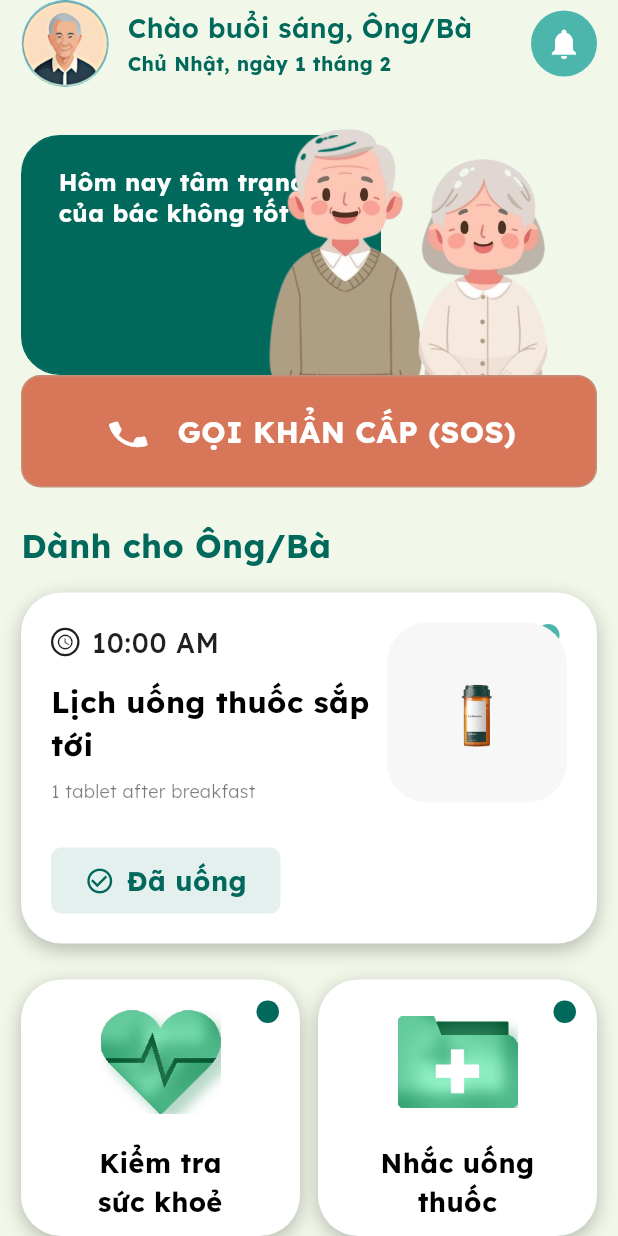
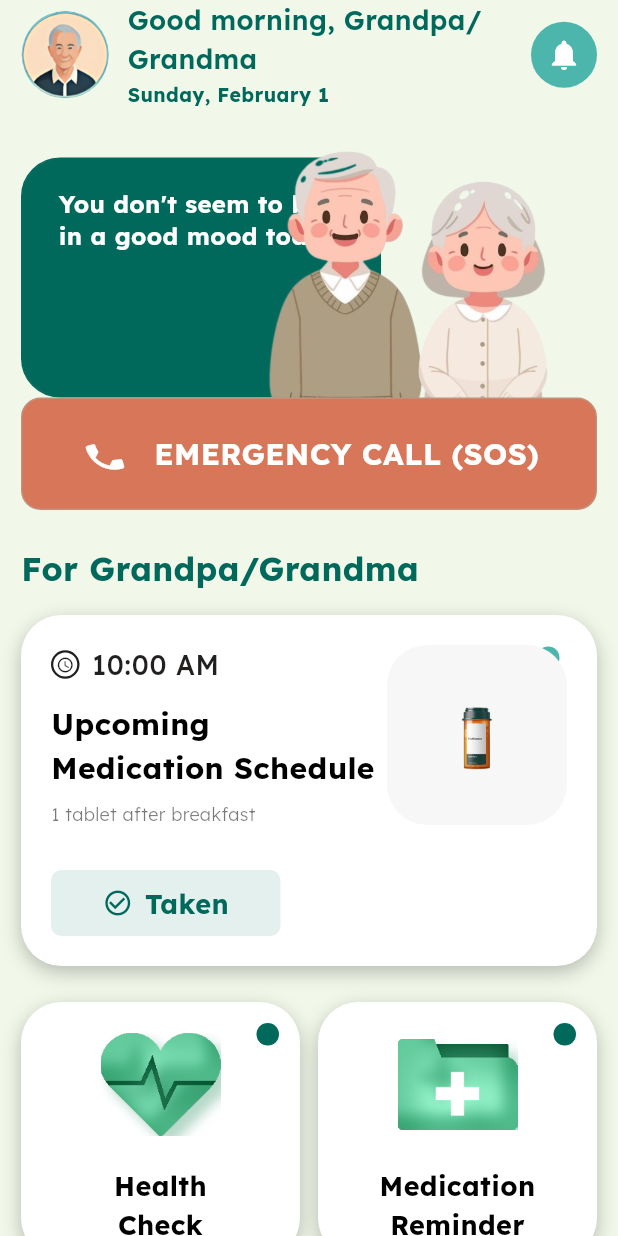
Before and after one commit to HungNguyenBa1811/memotion, a Flutter app: the PatientHomeScreen screen opened directly, on a phone screen of 412 x 824 dp. Run offline on Flutter 3.47's test engine with Material 3 defaults, Android fonts, the phone set to English and light mode, and no system bars; our stand-ins replace camera, dio, flutter_riverpod, flutter_secure_storage, flutter_svg, freezed_annotation and 4 more; missing offline and left inert: video_thumbnail; accounts and stored records are empty.

Commit message:
feat(localization): update Home UI text to English for better accessibility

```diff
--- a/lib/features/home/screens/caretaker/caretaker_home_screen.dart
+++ b/lib/features/home/screens/caretaker/caretaker_home_screen.dart
@@ -44,11 +44,11 @@ class CaretakerHomeScreen extends ConsumerWidget {
               children: [
                 // Greeting Hero with situation handling button (Caretaker version)
                 GreetingHero(
-                  userName: 'Anh/Chị',
+                  userName: 'Sir/Madam',
                   greeting: _getGreeting(),
                   avatarUrl: dashboardData?.avatarUrl,
-                  moodMessage: 'Hôm nay cần để ý đến tâm trạng của bác nhé',
-                  actionButtonText: 'XỬ LÝ TÌNH HUỐNG',
+                  moodMessage: "Please pay attention to the patient's mood today",
+                  actionButtonText: 'SITUATION HANDLING',
                   onActionPressed: () {
                     homeNotifier.triggerSOS();
                     _showSituationHandlingDialog(context);
@@ -59,16 +59,16 @@ class CaretakerHomeScreen extends ConsumerWidget {
 
                 // Upcoming Medication Card (Caregiver perspective)
                 UpcomingMedicationCard(
-                  title: 'Nhắc ông/bà uống thuốc',
+                  title: 'Remind to take medicine',
                   time: dashboardData?.upcomingMedication?.time ?? '10:00 AM',
                   dosage:
                       dashboardData?.upcomingMedication?.dosage ??
-                      'Uống 1 viên Vitamin C sau ăn',
+                      'Take 1 Vitamin C tablet after meal',
                   imageUrl: dashboardData?.upcomingMedication?.imageUrl,
                   onTakenPressed: () {
                     ScaffoldMessenger.of(context).showSnackBar(
                       const SnackBar(
-                        content: Text('Đã đánh dấu uống thuốc!'),
+                        content: Text('Marked as taken!'),
                         backgroundColor: AppColors.tealGreen,
                       ),
                     );
@@ -80,11 +80,11 @@ class CaretakerHomeScreen extends ConsumerWidget {
 
                 const SizedBox(height: 24),
 
-                // Section title: "Dành cho Caregiver"
+                // Section title: "For Caregiver"
                 Padding(
                   padding: const EdgeInsets.symmetric(horizontal: 14),
                   child: Text(
-                    'Dành cho Caregiver',
+                    'For Caregiver',
                     style: AppTextStyles.headline1.copyWith(
                       fontSize: 22,
                       fontWeight: FontWeight.w700,
@@ -105,7 +105,7 @@ class CaretakerHomeScreen extends ConsumerWidget {
                         children: [
                           Expanded(
                             child: ActionCard(
-                              title: 'Kiểm tra\nsức khoẻ',
+                              title: 'Health\nCheck',
                               iconAsset: 'assets/images/icon_heart_beat.png',
                               icon: Icons.health_and_safety,
                               iconColor: AppColors.primary,
@@ -117,7 +117,7 @@ class CaretakerHomeScreen extends ConsumerWidget {
                           const SizedBox(width: 12),
                           Expanded(
                             child: ActionCard(
-                              title: 'Nhắc uống\nthuốc',
+                              title: 'Medication\nReminder',
                               iconAsset: 'assets/images/icon_medicine_file.png',
                               icon: Icons.medication,
                               iconColor: AppColors.primary,
@@ -134,7 +134,7 @@ class CaretakerHomeScreen extends ConsumerWidget {
                         children: [
                           Expanded(
                             child: ActionCard(
-                              title: 'Trò chuyện\ngia đình',
+                              title: 'Family\nChat',
                               iconAsset: 'assets/images/icon_calls.png',
                               icon: Icons.chat_bubble,
                               iconColor: AppColors.primary,
@@ -146,7 +146,7 @@ class CaretakerHomeScreen extends ConsumerWidget {
                           const SizedBox(width: 12),
                           Expanded(
                             child: ActionCard(
-                              title: 'Sổ sức\nkhoẻ',
+                              title: 'Health\nRecord',
                               iconAsset: 'assets/images/icon_health_check.png',
                               icon: Icons.book,
                               iconColor: AppColors.primary,
@@ -169,7 +169,7 @@ class CaretakerHomeScreen extends ConsumerWidget {
                   bloodPressure:
                       dashboardData?.healthVitals?.bloodPressure ?? '120/80',
                   steps: dashboardData?.healthVitals?.steps ?? '0',
-                  statusLabel: 'Rất tốt',
+                  statusLabel: 'Very Good',
                 ),
 
                 // Bottom padding for navigation bar
@@ -185,11 +185,11 @@ class CaretakerHomeScreen extends ConsumerWidget {
   String _getGreeting() {
     final hour = DateTime.now().hour;
     if (hour < 12) {
-      return 'Chào buổi sáng';
+      return 'Good morning';
     } else if (hour < 18) {
-      return 'Chào buổi chiều';
+      return 'Good afternoon';
     } else {
-      return 'Chào buổi tối';
+      return 'Good evening';
     }
   }
 
@@ -197,12 +197,12 @@ class CaretakerHomeScreen extends ConsumerWidget {
     showDialog(
       context: context,
       builder: (context) => AlertDialog(
-        title: const Text('Xử lý tình huống'),
-        content: const Text('Bạn có muốn gọi khẩn cấp hoặc liên hệ gia đình?'),
+        title: const Text('Situation Handling'),
+        content: const Text('Do you want to make an emergency call or contact family?'),
         actions: [
           TextButton(
             onPressed: () => Navigator.pop(context),
-            child: const Text('Huỷ'),
+            child: const Text('Cancel'), // TODO: REVIEW_LAYOUT_RISK
           ),
           ElevatedButton(
             onPressed: () {
@@ -210,7 +210,7 @@ class CaretakerHomeScreen extends ConsumerWidget {
               // TODO: Implement emergency call
             },
             style: ElevatedButton.styleFrom(backgroundColor: Colors.red),
-            child: const Text('Gọi khẩn cấp'),
+            child: const Text('Emergency Call'),
           ),
         ],
       ),
--- a/lib/features/home/screens/patient/patient_home_screen.dart
+++ b/lib/features/home/screens/patient/patient_home_screen.dart
@@ -43,11 +43,11 @@ class PatientHomeScreen extends ConsumerWidget {
               children: [
                 // Greeting Hero with SOS button (Patient/Elderly version)
                 PatientGreetingHero(
-                  userName: 'Ông/Bà',
+                  userName: 'Grandpa/Grandma',
                   greeting: _getGreeting(),
                   avatarUrl: dashboardData?.avatarUrl,
-                  moodMessage: 'Hôm nay tâm trạng của bác không tốt',
-                  actionButtonText: 'GỌI KHẨN CẤP (SOS)',
+                  moodMessage: "You don't seem to be in a good mood today",
+                  actionButtonText: 'EMERGENCY CALL (SOS)',
                   onActionPressed: () {
                     homeNotifier.triggerSOS();
                     _showSOSDialog(context);
@@ -56,11 +56,11 @@ class PatientHomeScreen extends ConsumerWidget {
 
                 const SizedBox(height: 24),
 
-                // Section title: "Dành cho Ông/Bà"
+                // Section title: "For Grandpa/Grandma"
                 Padding(
                   padding: const EdgeInsets.symmetric(horizontal: 14),
                   child: Text(
-                    'Dành cho Ông/Bà',
+                    'For Grandpa/Grandma',
                     style: AppTextStyles.headline1.copyWith(
                       fontSize: 22,
                       fontWeight: FontWeight.w700,
@@ -73,16 +73,16 @@ class PatientHomeScreen extends ConsumerWidget {
 
                 // Upcoming Medication Card (Patient perspective)
                 UpcomingMedicationCard(
-                  title: 'Lịch uống thuốc sắp tới',
+                  title: 'Upcoming Medication Schedule',
                   time: dashboardData?.upcomingMedication?.time ?? '10:00 AM',
                   dosage:
                       dashboardData?.upcomingMedication?.dosage ??
-                      'Uống 1 viên Vitamin C sau ăn',
+                      'Take 1 Vitamin C tablet after meal',
                   imageUrl: dashboardData?.upcomingMedication?.imageUrl,
                   onTakenPressed: () {
                     ScaffoldMessenger.of(context).showSnackBar(
                       const SnackBar(
-                        content: Text('Đã đánh dấu uống thuốc!'),
+                        content: Text('Marked as taken!'),
                         backgroundColor: AppColors.tealGreen,
                       ),
                     );
@@ -104,7 +104,7 @@ class PatientHomeScreen extends ConsumerWidget {
                         children: [
                           Expanded(
                             child: ActionCard(
-                              title: 'Kiểm tra\nsức khoẻ',
+                              title: 'Health\nCheck',
                               iconAsset: 'assets/images/icon_heart_beat.png',
                               icon: Icons.health_and_safety,
                               iconColor: AppColors.primary,
@@ -116,7 +116,7 @@ class PatientHomeScreen extends ConsumerWidget {
                           const SizedBox(width: 12),
                           Expanded(
                             child: ActionCard(
-                              title: 'Nhắc uống\nthuốc',
+                              title: 'Medication\nReminder',
                               iconAsset: 'assets/images/icon_medicine_file.png',
                               icon: Icons.medication,
                               iconColor: AppColors.primary,
@@ -133,7 +133,7 @@ class PatientHomeScreen extends ConsumerWidget {
                         children: [
                           Expanded(
                             child: ActionCard(
-                              title: 'Trò chuyện\ngia đình',
+                              title: 'Family\nChat',
                               iconAsset: 'assets/images/icon_calls.png',
                               icon: Icons.chat_bubble,
                               iconColor: AppColors.primary,
@@ -145,7 +145,7 @@ class PatientHomeScreen extends ConsumerWidget {
                           const SizedBox(width: 12),
                           Expanded(
                             child: ActionCard(
-                              title: 'Sổ sức\nkhoẻ',
+                              title: 'Health\nRecord',
                               iconAsset: 'assets/images/icon_health_check.png',
                               icon: Icons.book,
                               iconColor: AppColors.primary,
@@ -168,7 +168,7 @@ class PatientHomeScreen extends ConsumerWidget {
                   bloodPressure:
                       dashboardData?.healthVitals?.bloodPressure ?? '120/80',
                   steps: dashboardData?.healthVitals?.steps ?? '0',
-                  statusLabel: 'Rất tốt',
+                  statusLabel: 'Very Good',
                 ),
 
                 // Bottom padding for navigation bar
@@ -184,11 +184,11 @@ class PatientHomeScreen extends ConsumerWidget {
   String _getGreeting() {
     final hour = DateTime.now().hour;
     if (hour < 12) {
-      return 'Chào buổi sáng';
+      return 'Good morning';
     } else if (hour < 18) {
-      return 'Chào buổi chiều';
+      return 'Good afternoon';
     } else {
-      return 'Chào buổi tối';
+      return 'Good evening';
     }
   }
 
@@ -211,7 +211,7 @@ class PatientHomeScreen extends ConsumerWidget {
             ),
             const SizedBox(width: 12),
             const Text(
-              'GỌI KHẨN CẤP',
+              'EMERGENCY CALL',
               style: TextStyle(
                 fontSize: 20,
                 fontWeight: FontWeight.w700,
@@ -221,14 +221,14 @@ class PatientHomeScreen extends ConsumerWidget {
           ],
         ),
         content: const Text(
-          'Bạn có muốn gọi khẩn cấp cho người thân hoặc dịch vụ cấp cứu?',
+          'Do you want to make an emergency call to family or emergency services?',
           style: TextStyle(fontSize: 16),
         ),
         actions: [
           TextButton(
             onPressed: () => Navigator.pop(context),
             child: const Text(
-              'Huỷ',
+              'Cancel',
               style: TextStyle(color: AppColors.textSecondary),
             ),
           ),
@@ -238,7 +238,7 @@ class PatientHomeScreen extends ConsumerWidget {
               // TODO: Implement emergency call to family
               ScaffoldMessenger.of(context).showSnackBar(
                 const SnackBar(
-                  content: Text('Đang gọi cho người thân...'),
+                  content: Text('Calling family...'),
                   backgroundColor: AppColors.tealGreen,
                 ),
               );
@@ -249,7 +249,7 @@ class PatientHomeScreen extends ConsumerWidget {
                 borderRadius: BorderRadius.circular(10),
               ),
             ),
-            child: const Text('Gọi người thân'),
+            child: const Text('Call Family'),
           ),
           ElevatedButton(
             onPressed: () {
@@ -257,7 +257,7 @@ class PatientHomeScreen extends ConsumerWidget {
               // TODO: Implement 115 emergency call
               ScaffoldMessenger.of(context).showSnackBar(
                 const SnackBar(
-                  content: Text('Đang gọi 115...'),
+                  content: Text('Calling 115...'),
                   backgroundColor: Color(0xFFD77658),
                 ),
               );
@@ -268,7 +268,7 @@ class PatientHomeScreen extends ConsumerWidget {
                 borderRadius: BorderRadius.circular(10),
               ),
             ),
-            child: const Text('Gọi 115'),
+            child: const Text('Call 115'),
           ),
         ],
       ),
--- a/lib/features/home/widgets/health_summary_card.dart
+++ b/lib/features/home/widgets/health_summary_card.dart
@@ -3,7 +3,7 @@ import '../../../core/theme/app_colors.dart';
 import '../../../core/theme/app_text_styles.dart';
 
 /// Floating health summary card with vitals (Figma design)
-/// Shows: "Chỉ số hôm nay" label, status text, blood pressure, heart rate
+/// Shows: "Today's Vitals" label, status text, blood pressure, heart rate
 class HealthSummaryCard extends StatelessWidget {
   final String heartRate;
   final String bloodPressure;
@@ -16,7 +16,7 @@ class HealthSummaryCard extends StatelessWidget {
     this.heartRate = '72',
     this.bloodPressure = '120/80',
     this.steps = '5,420',
-    this.statusLabel = 'Rất tốt',
+    this.statusLabel = 'Very Good',
     this.backgroundImageUrl,
   });
 
@@ -65,7 +65,7 @@ class HealthSummaryCard extends StatelessWidget {
                       mainAxisSize: MainAxisSize.min,
                       children: [
                         Text(
-                          'Chỉ số hôm nay',
+                          "Today's Vitals",
                           style: AppTextStyles.bodySmall.copyWith(
                             fontSize: 11,
                             fontWeight: FontWeight.w700,
@@ -93,7 +93,7 @@ class HealthSummaryCard extends StatelessWidget {
                       mainAxisSize: MainAxisSize.min,
                       children: [
                         Text(
-                          'HUYẾT ÁP',
+                          'BLOOD PRESSURE',
                           style: AppTextStyles.caption.copyWith(
                             fontSize: 7,
                             fontWeight: FontWeight.w700,
@@ -128,7 +128,7 @@ class HealthSummaryCard extends StatelessWidget {
                       mainAxisSize: MainAxisSize.min,
                       children: [
                         Text(
-                          'NHỊP TIM',
+                          'HEART RATE',
                           style: AppTextStyles.caption.copyWith(
                             fontSize: 7,
                             fontWeight: FontWeight.w700,
--- a/lib/features/home/widgets/patient_greeting_hero.dart
+++ b/lib/features/home/widgets/patient_greeting_hero.dart
@@ -17,10 +17,10 @@ class PatientGreetingHero extends StatefulWidget {
   const PatientGreetingHero({
     super.key,
     required this.userName,
-    this.greeting = 'Chào buổi sáng',
+    this.greeting = 'Good morning',
     this.avatarUrl,
     this.moodMessage,
-    this.actionButtonText = 'GỌI KHẨN CẤP (SOS)',
+    this.actionButtonText = 'EMERGENCY CALL (SOS)',
     this.onActionPressed,
   });
 
@@ -50,16 +50,31 @@ class _PatientGreetingHeroState extends State<PatientGreetingHero>
   String _getFormattedDate() {
     final now = DateTime.now();
     final weekdays = [
-      'Chủ Nhật',
-      'Thứ Hai',
-      'Thứ Ba',
-      'Thứ Tư',
-      'Thứ Năm',
-      'Thứ Sáu',
-      'Thứ Bảy',
+      'Sunday',
+      'Monday',
+      'Tuesday',
+      'Wednesday',
+      'Thursday',
+      'Friday',
+      'Saturday',
+    ];
+    final months = [
+      'January',
+      'February',
+      'March',
+      'April',
+      'May',
+      'June',
+      'July',
+      'August',
+      'September',
+      'October',
+      'November',
+      'December',
     ];
     final weekday = weekdays[now.weekday % 7];
-    return '$weekday, ngày ${now.day} tháng ${now.month}';
+    final month = months[now.month - 1];
+    return '$weekday, $month ${now.day}';
   }
 
   @override
@@ -152,7 +167,7 @@ class _PatientGreetingHeroState extends State<PatientGreetingHero>
                 ),
                 padding: const EdgeInsets.only(left: 24, top: 20, right: 20),
                 child: Text(
-                  widget.moodMessage ?? 'Hôm nay tâm trạng của bác không tốt',
+                  widget.moodMessage ?? "You don't seem to be in a good mood today",
                   style: AppTextStyles.headline3.copyWith(
                     fontSize: 16,
                     fontWeight: FontWeight.w700,
--- a/lib/features/home/widgets/upcoming_medication_card.dart
+++ b/lib/features/home/widgets/upcoming_medication_card.dart
@@ -113,7 +113,7 @@ class UpcomingMedicationCard extends StatelessWidget {
                         ),
                       ),
                       const Spacer(),
-                      // "Đã uống" button
+                      // "Taken" button
                       GestureDetector(
                         onTap: onTakenPressed ?? onDetailsPressed,
                         child: Container(
@@ -135,7 +135,7 @@ class UpcomingMedicationCard extends StatelessWidget {
                               ),
                               const SizedBox(width: 8),
                               Text(
-                                'Đã uống',
+                                'Taken',
                                 style: AppTextStyles.headline3.copyWith(
                                   fontSize: 18,
                                   fontWeight: FontWeight.w700,
--- a/lib/features/profile/screens/caretaker_health_report_screen.dart
+++ b/lib/features/profile/screens/caretaker_health_report_screen.dart
@@ -40,7 +40,7 @@ class CaretakerHealthReportScreen extends ConsumerWidget {
                 heartRate: '72',
                 bloodPressure: '120/80',
                 steps: '8400',
-                statusLabel: 'Rất tốt',
+                statusLabel: 'Excellent',
               ),
 
               // Bottom padding for navigation bar
@@ -133,7 +133,7 @@ class CaretakerHealthReportScreen extends ConsumerWidget {
                       ),
                       const SizedBox(width: 8),
                       Text(
-                        'Tiến trình',
+                        'Progress',
                         style: GoogleFonts.lexend(
                           fontSize: 16,
                           fontWeight: FontWeight.w700,
@@ -155,7 +155,7 @@ class CaretakerHealthReportScreen extends ConsumerWidget {
                   const SizedBox(height: 4),
                   // Date
                   Text(
-                    '19 Tháng 11 năm 2025',
+                    '19 November 2025',
                     style: GoogleFonts.lexend(
                       fontSize: 16,
                       fontWeight: FontWeight.w300,
```
Also changed, not shown: lib/features/home/widgets/greeting_hero.dart (+26 -11 lines), lib/features/profile/screens/profile_screen.dart (+13 -13 lines), lib/features/home/providers/home_provider.dart (line endings or trailing spaces).
